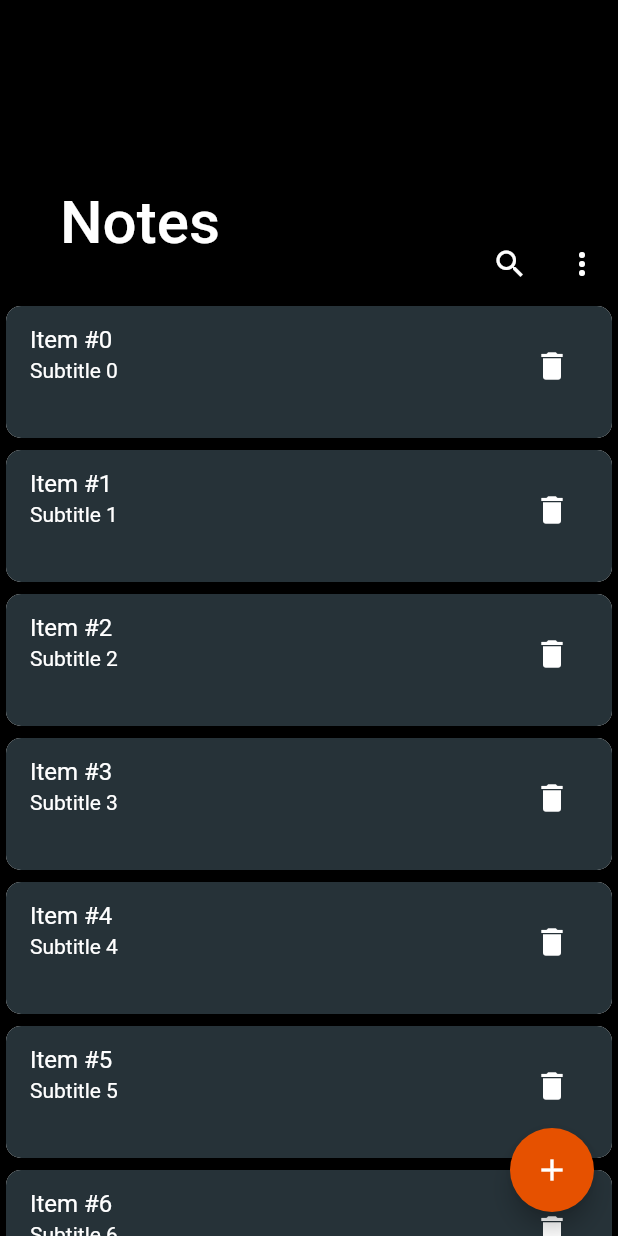
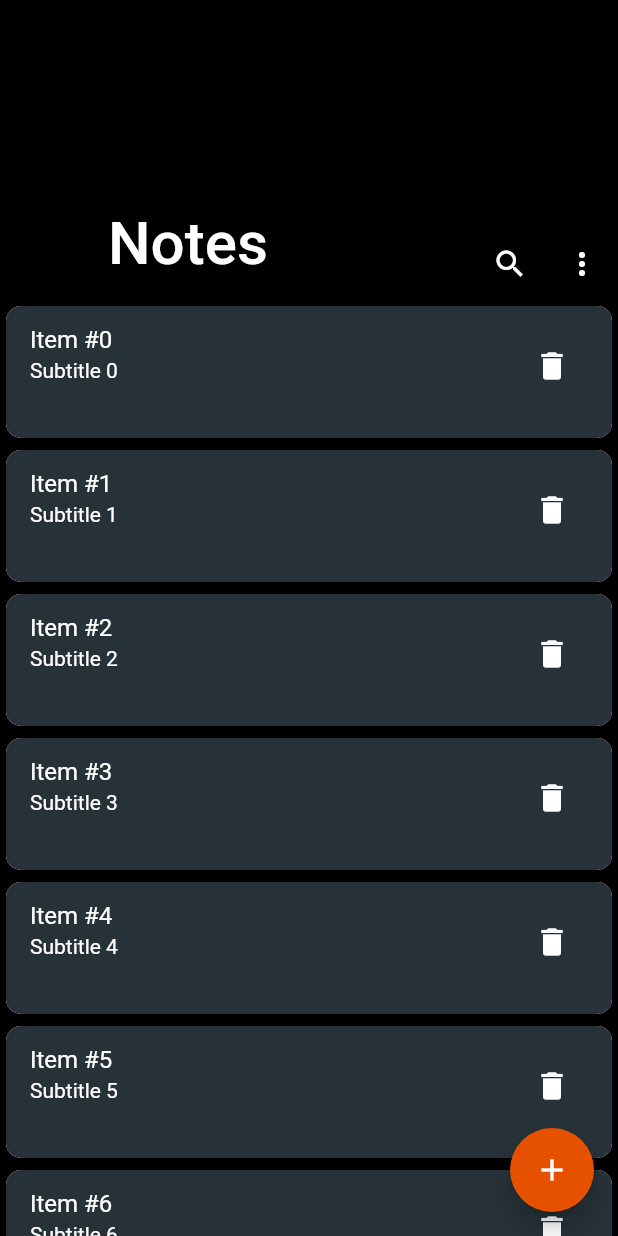
Before and after one commit to Pkisic/student_note_app, a Flutter app: the screen it shows after launch, on a phone screen of 412 x 824 dp. Run offline on Flutter 3.47's test engine with Material 2 defaults, Android fonts, the phone set to English and light mode, and no system bars.

Commit message:
Reverted padding changes

```diff
--- a/lib/main.dart
+++ b/lib/main.dart
@@ -45,7 +45,6 @@ class _MyHomePageState extends State<MyHomePage> {
                   const SizedBox(
                     width: 200,
                     child: FlexibleSpaceBar(
-                      titlePadding: EdgeInsets.only(bottom: 30, left: 40),
                       title: Text("Notes"),
                       expandedTitleScale: 2,
                     ),
```
